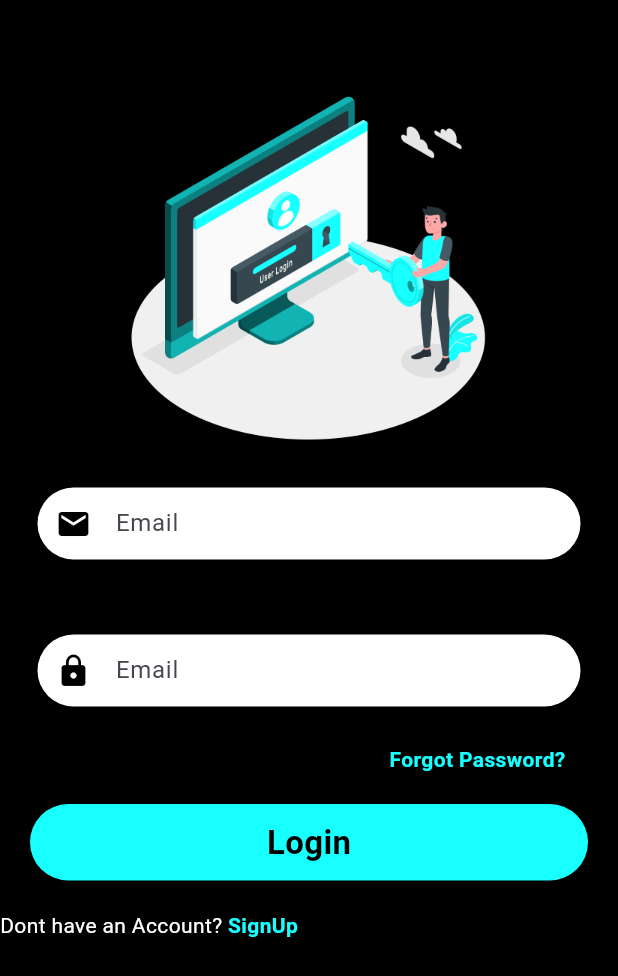
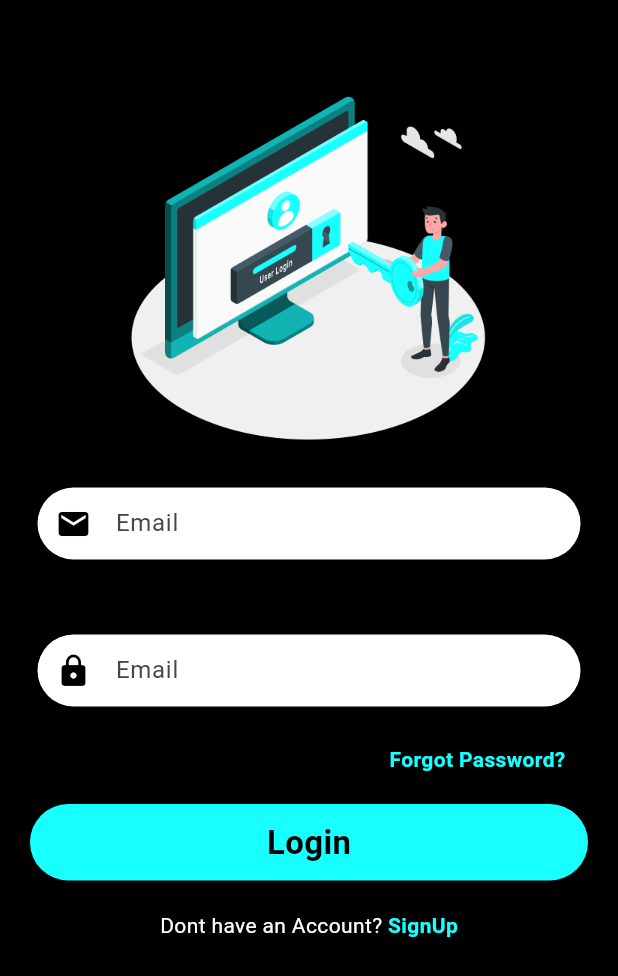
Before and after one commit to SerujanSatkunanathan/messaging_app, a Flutter app: the screen it shows after launch, on a phone screen of 412 x 824 dp. Shown: the top 976 px of the screen. Run offline on Flutter 3.47's test engine with Material 3 defaults, Android fonts, the phone set to English and light mode, and no system bars; our stand-ins replace cloud_firestore, firebase_analytics, firebase_auth, firebase_core, firebase_storage, flutter_spinkit and 3 more; accounts and stored records are empty.

Commit message:
Changed Login

```diff
--- a/lib/Login/Screen/loginpage.dart
+++ b/lib/Login/Screen/loginpage.dart
@@ -59,9 +59,13 @@ class _LoginpageState extends State<Loginpage> {
                       ),
                     ),
                     Buttons(onTap: () {}, text: "Login"),
-                    SizedBox(
+                    Align(
+                      alignment: Alignment.center,
+                      child: SizedBox(
                         height: 20,
                         child: Row(
+                          mainAxisAlignment: MainAxisAlignment.center,
+                          crossAxisAlignment: CrossAxisAlignment.center,
                           children: [
                             Text(
                               "Dont have an Account?",
@@ -80,6 +84,7 @@ class _LoginpageState extends State<Loginpage> {
                                 ))
                           ],
                         ),
+                      ),
                     )
                   ],
                 ),
```
Lines whose indentation alone changed are shown as unchanged.
